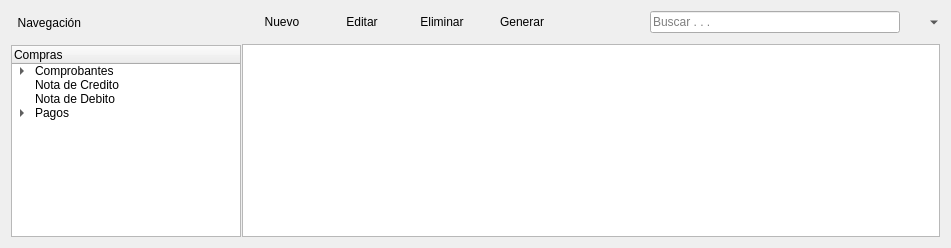
janfranco27/TheProyect, file ManagerM/ui_module_compras.ui: the form before one commit.
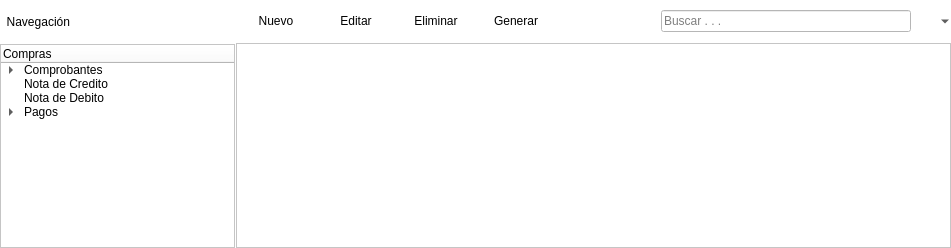
The form after the commit. Icons and pictures are not drawn.

```diff
--- a/ManagerM/ui_module_compras.ui
+++ b/ManagerM/ui_module_compras.ui
@@ -13,7 +13,16 @@
   <property name="windowTitle">
    <string>Form</string>
   </property>
+  <property name="styleSheet">
+   <string notr="true">background-color: rgb(255, 255, 255);</string>
+  </property>
   <layout class="QGridLayout" name="gridLayout">
+   <property name="margin">
+    <number>0</number>
+   </property>
+   <property name="spacing">
+    <number>0</number>
+   </property>
    <item row="1" column="0">
     <widget class="QSplitter" name="splitter">
      <property name="lineWidth">
@@ -30,6 +39,22 @@
        <property name="spacing">
         <number>10</number>
        </property>
+       <item>
+        <spacer name="verticalSpacer">
+         <property name="orientation">
+          <enum>Qt::Vertical</enum>
+         </property>
+         <property name="sizeType">
+          <enum>QSizePolicy::Fixed</enum>
+         </property>
+         <property name="sizeHint" stdset="0">
+          <size>
+           <width>20</width>
+           <height>10</height>
+          </size>
+         </property>
+        </spacer>
+       </item>
        <item>
         <widget class="QLabel" name="label_4">
          <property name="sizePolicy">
@@ -125,6 +150,22 @@
        <property name="spacing">
         <number>10</number>
        </property>
+       <item>
+        <spacer name="verticalSpacer_2">
+         <property name="orientation">
+          <enum>Qt::Vertical</enum>
+         </property>
+         <property name="sizeType">
+          <enum>QSizePolicy::Fixed</enum>
+         </property>
+         <property name="sizeHint" stdset="0">
+          <size>
+           <width>20</width>
+           <height>10</height>
+          </size>
+         </property>
+        </spacer>
+       </item>
        <item>
         <layout class="QHBoxLayout" name="horizontalLayout_4">
          <property name="spacing">
```
